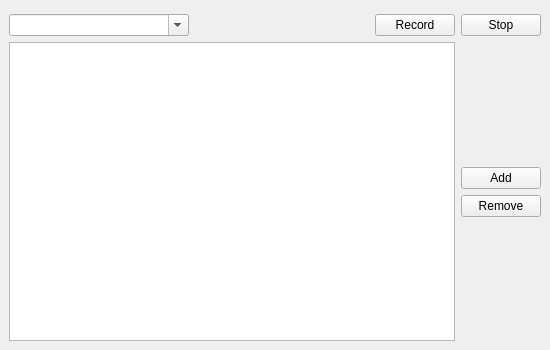
sonia-auv/ros2_rqt_sonia_plugins, file rqt_record/resource/mainwindow.ui: the form before one commit.
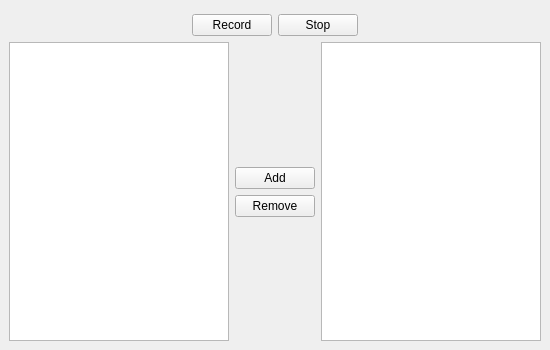
The form after the commit.

Diff of the .ui file:
```diff
--- a/rqt_record/resource/mainwindow.ui
+++ b/rqt_record/resource/mainwindow.ui
@@ -51,28 +51,6 @@
     </item>
     <item>
      <layout class="QHBoxLayout" name="horizontalLayout">
-      <item>
-       <widget class="QComboBox" name="topicDropdownList">
-        <property name="sizePolicy">
-         <sizepolicy hsizetype="Expanding" vsizetype="Fixed">
-          <horstretch>0</horstretch>
-          <verstretch>0</verstretch>
-         </sizepolicy>
-        </property>
-        <property name="autoFillBackground">
-         <bool>true</bool>
-        </property>
-        <property name="editable">
-         <bool>true</bool>
-        </property>
-        <property name="iconSize">
-         <size>
-          <width>16</width>
-          <height>16</height>
-         </size>
-        </property>
-       </widget>
-      </item>
       <item>
        <spacer name="horizontalSpacer">
         <property name="orientation">
@@ -100,6 +78,19 @@
         </property>
        </widget>
       </item>
+      <item>
+       <spacer name="horizontalSpacer_2">
+        <property name="orientation">
+         <enum>Qt::Horizontal</enum>
+        </property>
+        <property name="sizeHint" stdset="0">
+         <size>
+          <width>40</width>
+          <height>20</height>
+         </size>
+        </property>
+       </spacer>
+      </item>
      </layout>
     </item>
     <item>
@@ -151,6 +142,9 @@
         </item>
        </layout>
       </item>
+      <item>
+       <widget class="QListView" name="selectedTopics"/>
+      </item>
      </layout>
     </item>
    </layout>
```
Left out of the diff: 2 changed lines with no effect on the pictures.
